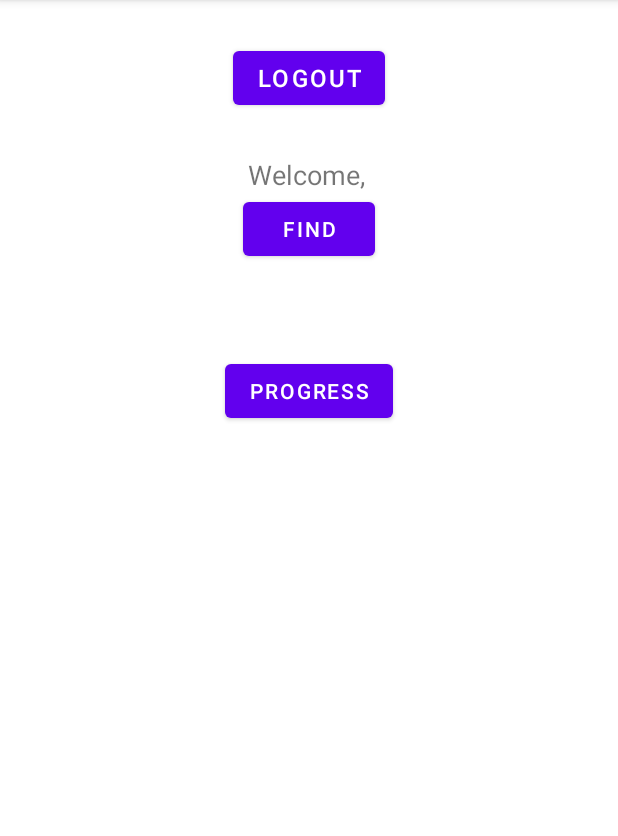
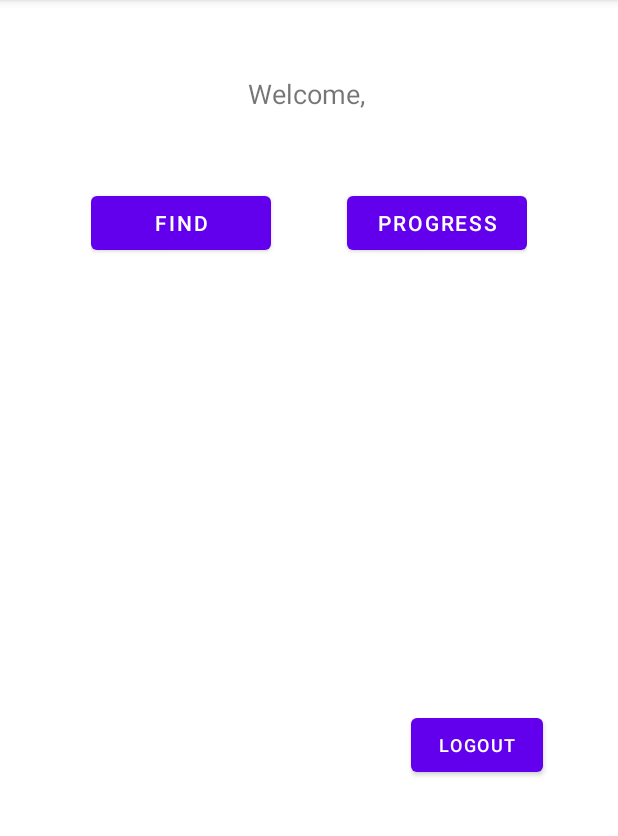
Before and after one commit to rafreitag/coen268-group1-app, an Android app: the HomeActivity screen opened directly, with no data from a screen before it, on a phone screen of 412 x 824 dp, the part 84-920 px from its top. Run offline under Robolectric (Android 15) with nearby library versions, the phone set to English and light mode, and no system bars; our stand-ins replace Firebase (no records; nobody signed in at launch, a user with empty details on screens opened directly); 3 statements that could not run were skipped.

Commit message:
Updated layout of homepage

```diff
--- a/FitnessMatch/app/src/main/res/layout/activity_home.xml
+++ b/FitnessMatch/app/src/main/res/layout/activity_home.xml
@@ -12,37 +12,46 @@
         android:gravity="center_horizontal"
         android:orientation="vertical">
 
-        <Button
-            android:id="@+id/btn_logout"
-            android:layout_width="wrap_content"
-            android:layout_height="wrap_content"
-            android:layout_marginTop="28dp"
-            android:onClick="logout"
-            android:text="LOGOUT"
-            android:textSize="16sp" />
+
 
         <TextView
             android:id="@+id/tv_welcome"
             android:layout_width="wrap_content"
             android:layout_height="wrap_content"
-            android:layout_marginTop="28dp"
+            android:layout_marginTop="50dp"
             android:textAlignment="center"
             android:textSize="18sp" />
-
+        <LinearLayout
+            android:layout_width="wrap_content"
+            android:layout_height="wrap_content"
+            android:layout_marginTop="50dp" >
             <Button
                 android:id="@+id/button4"
-            android:layout_width="wrap_content"
+                android:layout_width="120dp"
                 android:layout_height="wrap_content"
+                android:layout_marginRight="25dp"
                 android:onClick="find"
                 android:text="Find" />
 
             <Button
                 android:id="@+id/btn_progress"
+                android:layout_width="120dp"
+                android:layout_height="wrap_content"
+                android:layout_marginLeft="25dp"
+                android:onClick="progress"
+                android:text="Progress" />
+        </LinearLayout>
+
+        <Button
+            android:id="@+id/btn_logout"
             android:layout_width="wrap_content"
             android:layout_height="wrap_content"
-            android:layout_margin="60dp"
-            android:onClick="progress"
-            android:text="Progress" />
+            android:layout_gravity="right"
+            android:layout_marginTop="300dp"
+            android:layout_marginRight="50dp"
+            android:onClick="logout"
+            android:text="LOGOUT"
+            android:textSize="12sp" />
 
     </LinearLayout>
 
--- a/FitnessMatch/app/src/main/res/layout/activity_login.xml
+++ b/FitnessMatch/app/src/main/res/layout/activity_login.xml
@@ -60,12 +60,16 @@
 
             <Button
                 android:id="@+id/here"
-                style="?android:attr/borderlessButtonStyle"
-                android:layout_width="wrap_content"
+                android:layout_width="65dp"
                 android:layout_height="wrap_content"
                 android:onClick="back_to_sign_up"
                 android:text="here"
                 android:textColor="@color/black"
+                android:minHeight="0dp"
+                android:minWidth="0dp"
+                style="?android:attr/borderlessButtonStyle"
+                android:textAllCaps="false"
+                android:textBold="false"
                 android:textSize="16sp" />
 
         </LinearLayout>
```
Lines whose indentation alone changed are shown as unchanged.
